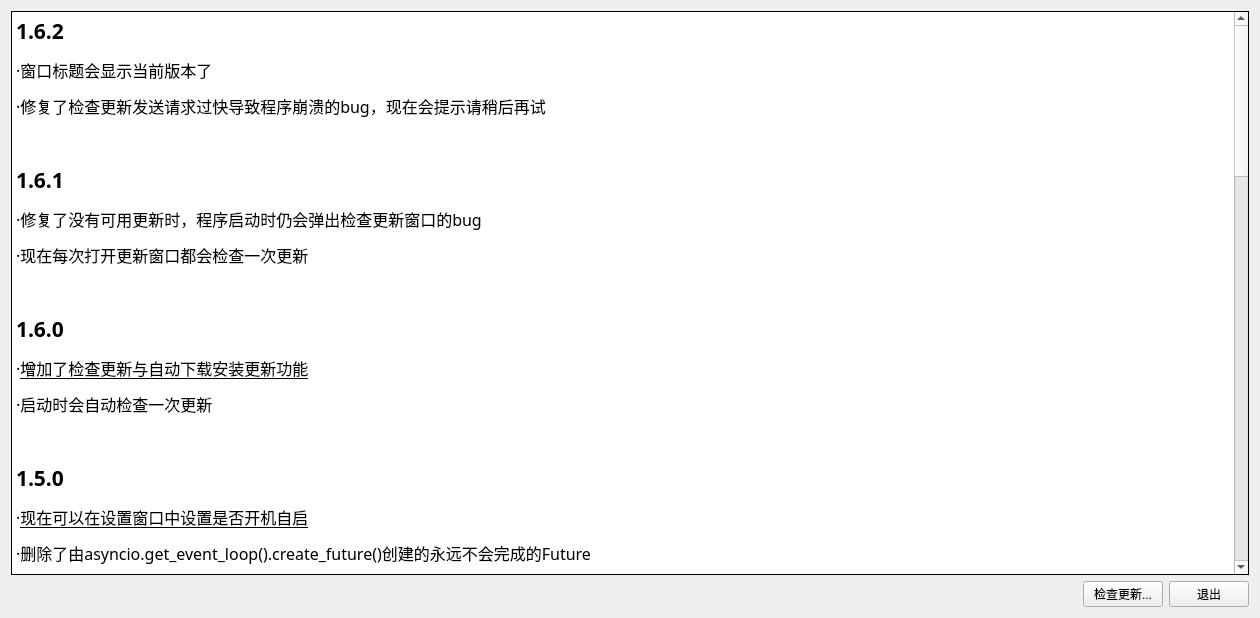
Pillowe582/toolkit, file assets/changelog.ui: the form before one commit.
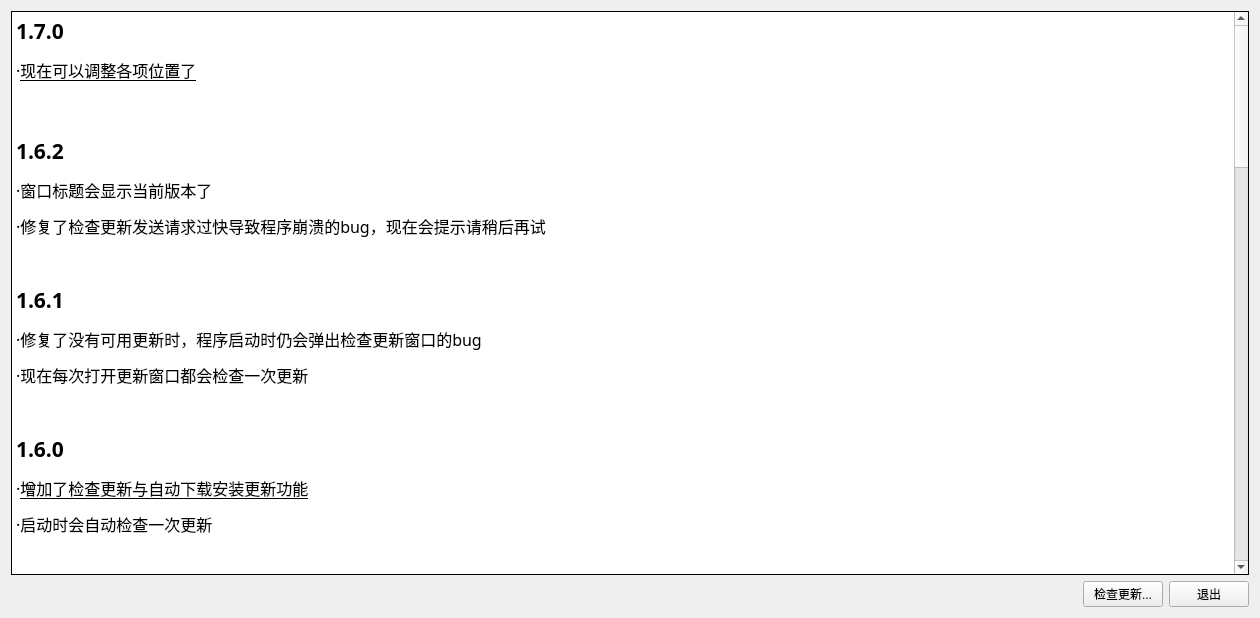
The form after the commit.

Patch:
```diff
--- a/assets/changelog.ui
+++ b/assets/changelog.ui
@@ -68,6 +68,9 @@
 &lt;html&gt;&lt;head&gt;&lt;meta name=&quot;qrichtext&quot; content=&quot;1&quot; /&gt;&lt;style type=&quot;text/css&quot;&gt;
 p, li { white-space: pre-wrap; }
 &lt;/style&gt;&lt;/head&gt;&lt;body style=&quot; font-family:'宋体','宋体'; font-size:9pt; font-weight:400; font-style:normal;&quot;&gt;
+&lt;p style=&quot; margin-top:12px; margin-bottom:12px; margin-left:0px; margin-right:0px; -qt-block-indent:0; text-indent:0px;&quot;&gt;&lt;span style=&quot; font-size:16pt; font-weight:600;&quot;&gt;1.7.0&lt;/span&gt;&lt;/p&gt;
+&lt;p style=&quot; margin-top:12px; margin-bottom:12px; margin-left:0px; margin-right:0px; -qt-block-indent:0; text-indent:0px;&quot;&gt;&lt;span style=&quot; font-size:12pt;&quot;&gt;·&lt;/span&gt;&lt;span style=&quot; font-size:12pt; text-decoration: underline;&quot;&gt;现在可以调整各项位置了&lt;/span&gt;&lt;/p&gt;
+&lt;p style=&quot;-qt-paragraph-type:empty; margin-top:12px; margin-bottom:12px; margin-left:0px; margin-right:0px; -qt-block-indent:0; text-indent:0px; font-size:16pt; font-weight:600;&quot;&gt;&lt;br /&gt;&lt;/p&gt;
 &lt;p style=&quot; margin-top:12px; margin-bottom:12px; margin-left:0px; margin-right:0px; -qt-block-indent:0; text-indent:0px;&quot;&gt;&lt;span style=&quot; font-size:16pt; font-weight:600;&quot;&gt;1.6.2&lt;/span&gt;&lt;/p&gt;
 &lt;p style=&quot; margin-top:12px; margin-bottom:12px; margin-left:0px; margin-right:0px; -qt-block-indent:0; text-indent:0px;&quot;&gt;&lt;span style=&quot; font-size:12pt;&quot;&gt;·窗口标题会显示当前版本了&lt;/span&gt;&lt;/p&gt;
 &lt;p style=&quot; margin-top:12px; margin-bottom:12px; margin-left:0px; margin-right:0px; -qt-block-indent:0; text-indent:0px;&quot;&gt;&lt;span style=&quot; font-size:12pt;&quot;&gt;·修复了检查更新发送请求过快导致程序崩溃的bug，现在会提示请稍后再试&lt;/span&gt;&lt;/p&gt;
@@ -117,7 +120,7 @@
 &lt;p style=&quot; margin-top:12px; margin-bottom:12px; margin-left:0px; margin-right:0px; -qt-block-indent:0; text-indent:0px;&quot;&gt;&lt;span style=&quot; font-family:'SimSun'; font-size:12pt;&quot;&gt;·修复了选择删除列表最后一项，之后选择剩下的倒数第二项，再选择最后一项时已删除项内容复辟的bug&lt;/span&gt;&lt;/p&gt;
 &lt;p style=&quot; margin-top:12px; margin-bottom:12px; margin-left:0px; margin-right:0px; -qt-block-indent:0; text-indent:0px;&quot;&gt;&lt;br /&gt;&lt;/p&gt;
 &lt;p style=&quot; margin-top:12px; margin-bottom:12px; margin-left:0px; margin-right:0px; -qt-block-indent:0; text-indent:0px;&quot;&gt;&lt;span style=&quot; font-family:'SimSun'; font-size:16pt; font-weight:600;&quot;&gt;1.0.0&lt;/span&gt;&lt;/p&gt;
-&lt;p style=&quot; margin-top:12px; margin-bottom:12px; margin-left:0px; margin-right:0px; -qt-block-indent:0; text-indent:0px;&quot;&gt;&lt;span style=&quot; font-family:'SimSun'; font-size:12pt;&quot;&gt;·Pillowe's Toolkit诞生&lt;/span&gt;&lt;/p&gt;
+&lt;p style=&quot; margin-top:12px; margin-bottom:12px; margin-left:0px; margin-right:0px; -qt-block-indent:0; text-indent:0px;&quot;&gt;&lt;span style=&quot; font-family:'SimSun'; font-size:12pt;&quot;&gt;·&lt;/span&gt;&lt;span style=&quot; font-family:'SimSun'; font-size:12pt; text-decoration: underline;&quot;&gt;Pillowe's Toolkit诞生&lt;/span&gt;&lt;/p&gt;
 &lt;p style=&quot; margin-top:12px; margin-bottom:12px; margin-left:0px; margin-right:0px; -qt-block-indent:0; text-indent:0px;&quot;&gt;&lt;span style=&quot; font-family:'SimSun'; font-size:12pt; text-decoration: line-through;&quot;&gt;妈妈生的&lt;/span&gt;&lt;/p&gt;
 &lt;p style=&quot; margin-top:12px; margin-bottom:12px; margin-left:0px; margin-right:0px; -qt-block-indent:0; text-indent:0px;&quot;&gt;&lt;br /&gt;&lt;/p&gt;&lt;/body&gt;&lt;/html&gt;</string>
      </property>
```
